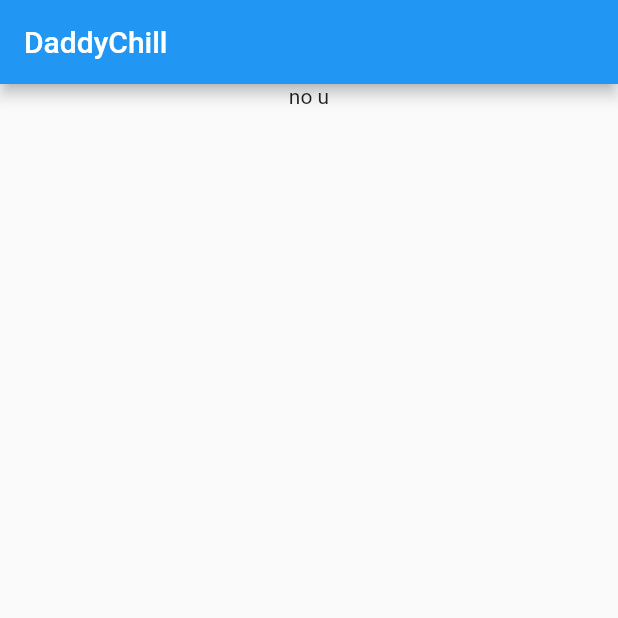
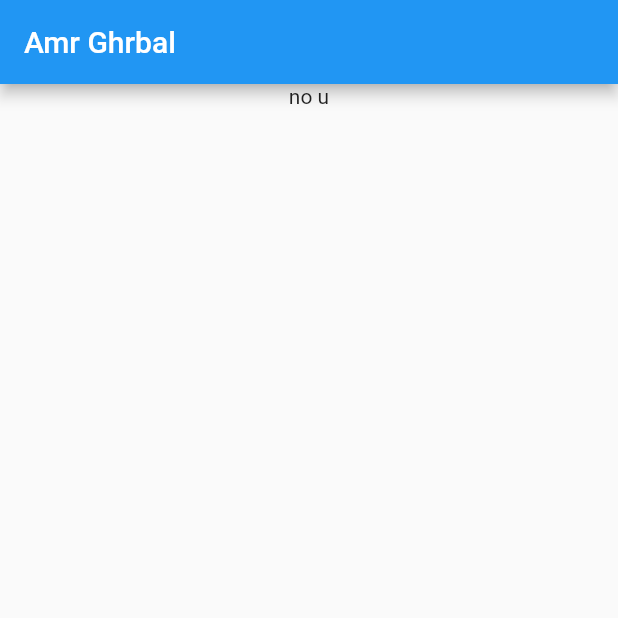
Before and after one commit to HomamAbosaleh/AGU-App, a Flutter app: the screen it shows after launch, on a phone screen of 412 x 824 dp, the top half of it. Run offline on Flutter 3.47's test engine with Material 2 defaults, Android fonts, the phone set to English and light mode, and no system bars.

Commit message:
I changed some stuff

```diff
--- a/final_project/lib/main.dart
+++ b/final_project/lib/main.dart
@@ -14,7 +14,7 @@ class MasterScaffold extends StatelessWidget {
   Widget build(BuildContext context) {
     return Scaffold(
       appBar: AppBar(
-        title: Text('DaddyChill'),
+        title: Text('Amr Ghrbal'),
       ),
       body: Center(
         child: Column(
```
